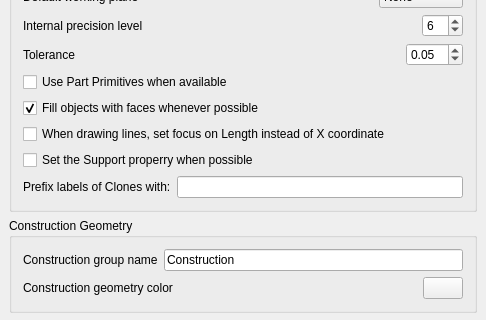
First picture: the form in src/Mod/Draft/Resources/ui/preferences-draft.ui, repository berndhahnebach/All_FreeCAD, before the edit; both pictures show x 0 to 486 and y 134 to 454 of the 486 by 758 pixel window.
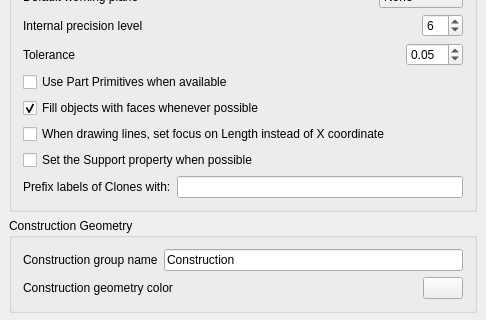
Second picture: the form after the edit. Custom widgets are drawn as their Qt base class.

Commit message:
[Crowdin] Fix typo in Draft/Resources/ui/preferences-draft.ui
https://crowdin.com/translate/freecad/all/en-en#6576194

What changed in the file:
```diff
--- a/src/Mod/Draft/Resources/ui/preferences-draft.ui
+++ b/src/Mod/Draft/Resources/ui/preferences-draft.ui
@@ -339,7 +339,7 @@
          <string>If this option is set, when creating Draft objects on top of an existing face of another object, the &quot;Support&quot; property of the Draft object will be set to the base object. This was the standard behaviour before FreeCAD 0.19</string>
         </property>
         <property name="text">
-         <string>Set the Support properry when possible</string>
+         <string>Set the Support property when possible</string>
         </property>
         <property name="prefEntry" stdset="0">
          <cstring>useSupport</cstring>
```
